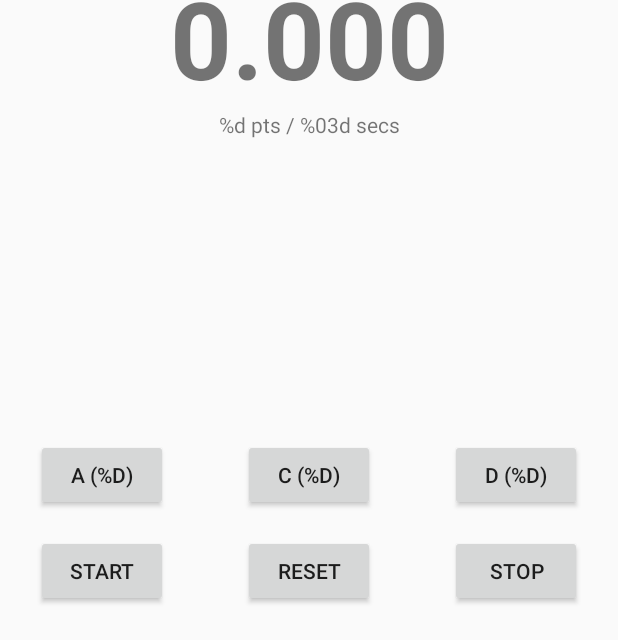
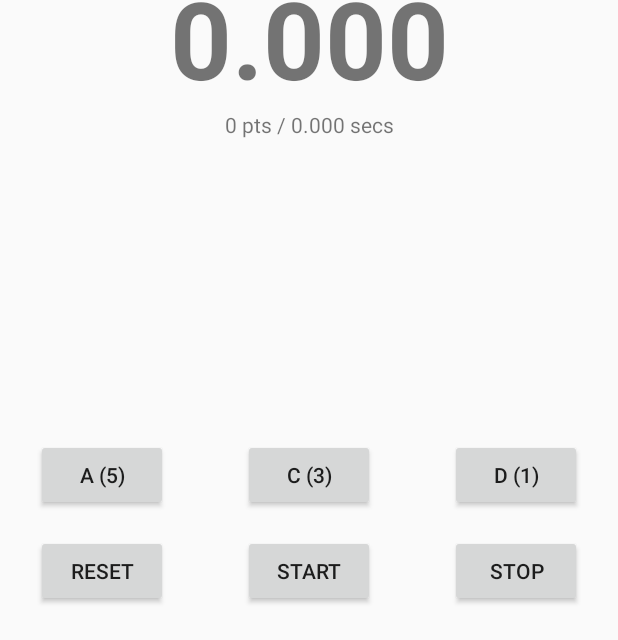
Before and after one commit to a-polak/bullseye, an Android app: the screen it shows after launch (MainActivity), on a phone screen of 412 x 824 dp. Shown: the part 593-1233 px from the top of the screen. Run offline under Robolectric (Android 15) with nearby library versions, the phone set to English and light mode, and no system bars.

Commit message:
Text fields with default values filled.

```diff
--- a/app/src/main/java/pl/tenk/bullseye/MainActivity.java
+++ b/app/src/main/java/pl/tenk/bullseye/MainActivity.java
@@ -6,8 +6,13 @@ import android.os.SystemClock;
 import android.view.View;
 import android.widget.Button;
 import android.widget.TextView;
+import androidx.appcompat.app.AppCompatActivity;
 
-import androidx.appcompat.app.AppCompatActivity;
+import java.util.Locale;
+
+import static pl.tenk.bullseye.R.integer.alpha_value;
+import static pl.tenk.bullseye.R.integer.charlie_value;
+import static pl.tenk.bullseye.R.integer.delta_value;
 
 public class MainActivity extends AppCompatActivity {
 
@@ -15,9 +20,9 @@ public class MainActivity extends AppCompatActivity {
     Button startButton, stopButton, resetButton, addAlphaButton, addCharlieButton, addDeltaButton;
     long milisecondsTime, startTime, bufTime, updateTime = 0L;
     Handler stopwatchHandler;
-    int Seconds, Minutes, Miliseconds, updatePoints = 0;
-    float Factor = (float) 0.000;
-    float timeInSeconds = (float) 0.000;
+    int Seconds = 0, Minutes = 0, Miliseconds = 0, updatePoints = 0;
+    float Factor = (float) 0.0;
+    float timeInSeconds = (float) 0.0;
 
     @Override
     protected void onCreate(Bundle savedInstanceState) {
@@ -34,8 +39,16 @@ public class MainActivity extends AppCompatActivity {
         addCharlieButton = (Button)findViewById(R.id.button_add_charlie);
         addDeltaButton = (Button)findViewById(R.id.button_add_delta);
 
-
-  //      addAlphaButton.setText(String.format(getString(R.id.button_add_alpha, )));
+        timer.setText(getResources().getString(R.string.stopwatch_counter_zero,
+                Minutes,
+                Seconds,
+                Miliseconds));
+        addAlphaButton.setText(getResources().getString(R.string.button_add_alpha, getResources().getInteger(alpha_value)));
+        addCharlieButton.setText(getResources().getString(R.string.button_add_charlie, getResources().getInteger(charlie_value)));
+        addDeltaButton.setText(getResources().getString(R.string.button_add_delta, getResources().getInteger(delta_value)));
+        comstockCalculation.setText(getResources().getString(R.string.text_factorCalculation,
+                updatePoints,
+                timeInSeconds));
 
         stopwatchHandler = new Handler();
 
@@ -46,9 +59,6 @@ public class MainActivity extends AppCompatActivity {
                 stopwatchHandler.postDelayed(runnableStopwatch, 0);
                 resetButton.setEnabled(false);
                 startButton.setEnabled(false);
-                addAlphaButton.setEnabled(false);
-                addCharlieButton.setEnabled(false);
-                addDeltaButton.setEnabled(false);
             }
         });
 
@@ -62,8 +72,15 @@ public class MainActivity extends AppCompatActivity {
                 addAlphaButton.setEnabled(true);
                 addCharlieButton.setEnabled(true);
                 addDeltaButton.setEnabled(true);
+                comstockCalculation.setText(getString(R.string.text_factorCalculation, updatePoints, timeInSeconds));
+                if(timeInSeconds >0)
+                Factor = (float) updatePoints / timeInSeconds;
+                else Factor = 0;
+                comstockFactor.setText(String.format(Locale.getDefault(),"%.3f", Factor));
+
             }
         });
+
         resetButton.setOnClickListener(new View.OnClickListener(){
             @Override
             public void onClick(View view){
@@ -71,26 +88,55 @@ public class MainActivity extends AppCompatActivity {
                 startTime = 0L;
                 bufTime = 0L;
                 updateTime = 0L;
+                timeInSeconds = 0f;
+                updatePoints = 0;
                 Minutes = 0;
                 Seconds = 0;
                 Miliseconds = 0;
                 timer.setText(getResources().getString(R.string.stopwatch_counter_zero));
                 comstockFactor.setText(getResources().getString(R.string.factor_value_zero));
-                updatePoints = 0;
-            }
-        });
-        addAlphaButton.setText(getString(R.string.button_alpha));
-        addAlphaButton.setOnClickListener(new View.OnClickListener() {
-            public void onClick(View v) {
-                updatePoints += getResources().getInteger(R.integer.alpha_value);
-                comstockCalculation.setText(String.format("%d", updatePoints) + " / " + String.format("%.3f", timeInSeconds));
-                Factor = updatePoints / timeInSeconds;
-                comstockFactor.setText(String.format("%.3f", Factor));
+                comstockCalculation.setText(getString(R.string.text_factorCalculation, updatePoints, timeInSeconds));
+                timer.setText(getResources().getString(R.string.stopwatch_counter_zero,
+                        Minutes,
+                        Seconds,
+                        Miliseconds));
             }
         });
 
-// Tomek mnie męczy o gicie, a ja tu chce kodzic!
+        addAlphaButton.setOnClickListener(new View.OnClickListener() {
+            public void onClick(View v) {
+                updatePoints += getResources().getInteger(alpha_value);
+                comstockCalculation.setText(getString(R.string.text_factorCalculation, updatePoints, timeInSeconds));
+                if(timeInSeconds >0)
+                    Factor = (float) updatePoints / timeInSeconds;
+                else Factor = 0;
+                comstockFactor.setText(String.format(Locale.getDefault(),"%.3f", Factor));
+            }
+        });
+
+        addCharlieButton.setOnClickListener(new View.OnClickListener() {
+            public void onClick(View v) {
+                updatePoints += getResources().getInteger(charlie_value);
+                comstockCalculation.setText(getString(R.string.text_factorCalculation, updatePoints, timeInSeconds));
+                if(timeInSeconds >0)
+                    Factor = (float) updatePoints / timeInSeconds;
+                else Factor = 0;
+                comstockFactor.setText(String.format(Locale.getDefault(),"%.3f", Factor));
+            }
+        });
+
+        addDeltaButton.setOnClickListener(new View.OnClickListener() {
+            public void onClick(View v) {
+                updatePoints += getResources().getInteger(delta_value);
+                comstockCalculation.setText(getString(R.string.text_factorCalculation, updatePoints, timeInSeconds));
+                if(timeInSeconds >0)
+                    Factor = (float) updatePoints / timeInSeconds;
+                else Factor = 0;
+                comstockFactor.setText(String.format(Locale.getDefault(),"%.3f", Factor));
+            }
+        });
     }
+
     public Runnable runnableStopwatch = new Runnable(){
         public void run(){
             milisecondsTime = SystemClock.elapsedRealtime() - startTime;
@@ -100,7 +146,10 @@ public class MainActivity extends AppCompatActivity {
             Seconds = Seconds % 60;
             Miliseconds = (int)(updateTime % 1000);
             timeInSeconds = (float) (updateTime / 1000.0);
-            timer.setText(String.format("%02d", Minutes) + ":" + String.format("%02d", Seconds) + "." + String.format("%03d", Miliseconds));
+            timer.setText(getResources().getString(R.string.stopwatch_counter_zero,
+                    Minutes,
+                    Seconds,
+                    Miliseconds));
             stopwatchHandler.postDelayed(this, 0);
         }
     };
--- a/app/src/main/res/layout/activity_main.xml
+++ b/app/src/main/res/layout/activity_main.xml
@@ -22,11 +22,11 @@
         android:id="@+id/button_start"
         android:layout_width="wrap_content"
         android:layout_height="wrap_content"
-        android:layout_marginStart="24dp"
         android:layout_marginBottom="24dp"
         android:text="@string/button_start"
         app:layout_constraintBottom_toBottomOf="parent"
-        app:layout_constraintStart_toStartOf="parent" />
+        app:layout_constraintEnd_toStartOf="@+id/button_stop"
+        app:layout_constraintStart_toEndOf="@+id/button_reset" />
 
     <Button
         android:id="@+id/button_stop"
@@ -42,11 +42,11 @@
         android:id="@+id/button_reset"
         android:layout_width="wrap_content"
         android:layout_height="wrap_content"
+        android:layout_marginStart="24dp"
         android:layout_marginBottom="24dp"
         android:text="@string/button_reset"
         app:layout_constraintBottom_toBottomOf="parent"
-        app:layout_constraintEnd_toStartOf="@+id/button_stop"
-        app:layout_constraintStart_toEndOf="@+id/button_start" />
+        app:layout_constraintStart_toStartOf="parent" />
 
     <TextView
         android:id="@+id/text_factorValue"
@@ -67,7 +67,7 @@
         android:layout_height="wrap_content"
         android:layout_marginStart="24dp"
         android:layout_marginBottom="16dp"
-        android:text="@string/button_alpha"
+        android:text="@string/button_add_alpha"
         app:layout_constraintBottom_toTopOf="@+id/button_start"
         app:layout_constraintStart_toStartOf="parent" />
 
--- a/app/src/main/res/values/integers.xml
+++ b/app/src/main/res/values/integers.xml
@@ -1,4 +1,6 @@
 <?xml version="1.0" encoding="utf-8"?>
 <resources>
     <integer name="alpha_value">5</integer>
+    <integer name="charlie_value">3</integer>
+    <integer name="delta_value">1</integer>
 </resources>
--- a/app/src/main/res/values/strings.xml
+++ b/app/src/main/res/values/strings.xml
@@ -3,10 +3,10 @@
     <string name="button_start">Start</string>
     <string name="button_stop">Stop</string>
     <string name="button_reset">Reset</string>
-    <string name="stopwatch_counter_zero">00:00.000</string>
+    <string name="stopwatch_counter_zero">%02d:%02d.%03d</string>
     <string name="factor_value_zero">0.000</string>
-    <string name="button_alpha">A (%d)</string>
+    <string name="button_add_alpha">A (%d)</string>
     <string name="button_add_charlie">C (%d)</string>
     <string name="button_add_delta">D (%d)</string>
-    <string name="text_factorCalculation">%d pts / %03d secs</string>
+    <string name="text_factorCalculation">%d pts / %.3f secs</string>
 </resources>
```
